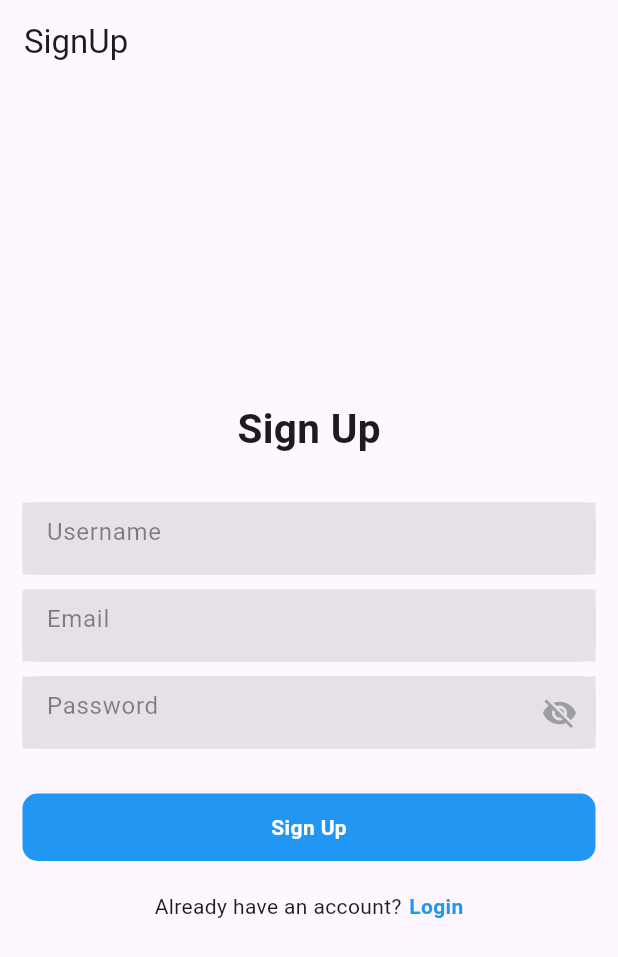
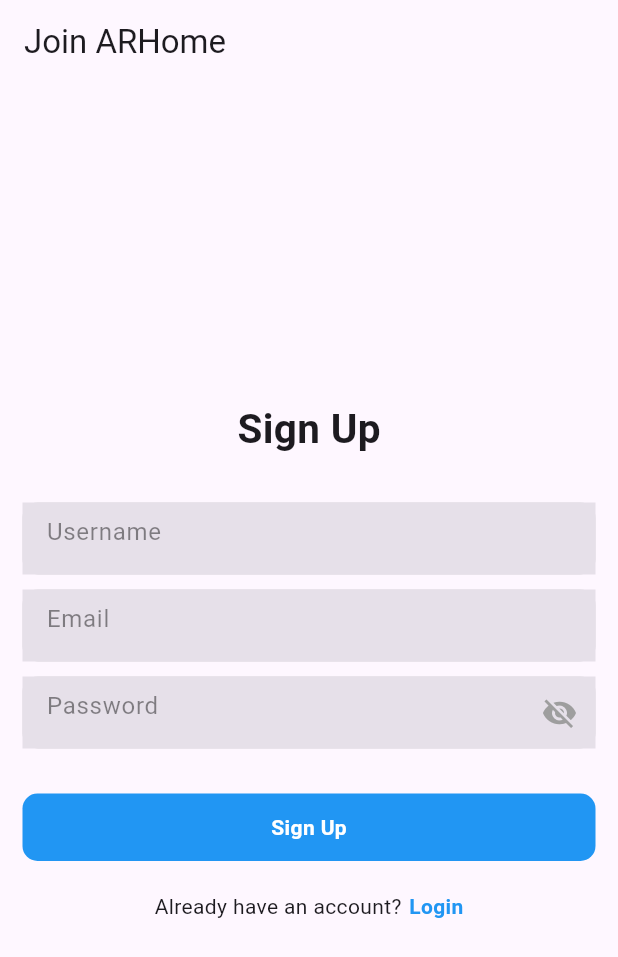
Before and after one commit to AR-Home-arquitectura/mobile, a Flutter app: the screen it shows after launch, after a tap on "Sign Up", on a phone screen of 412 x 824 dp. Shown: the top 957 px of the screen. Run offline on Flutter 3.47's test engine with Material 2 defaults, Android fonts, the phone set to English and light mode, and no system bars; our stand-ins replace animate_do, cloud_firestore, firebase_auth, firebase_core, firebase_storage, fluttertoast and 4 more; missing offline and left inert: augmented_reality_plugin, dart:ffi; accounts and stored records are empty; network calls fail.

Commit message:
Minimal Style Changes
Style changes

```diff
--- a/lib/pages/login.page.dart
+++ b/lib/pages/login.page.dart
@@ -42,7 +42,7 @@ class _LoginPageState extends State<LoginPage> {
     return Scaffold(
       appBar: AppBar(
         automaticallyImplyLeading: false,
-        title: const Text("Login"),
+        title: const Text("ARHome"),
       ),
       body: Center(
         child: Padding(
--- a/lib/pages/sign-up.page.dart
+++ b/lib/pages/sign-up.page.dart
@@ -40,7 +40,7 @@ class _SignUpPageState extends State<SignUpPage> {
     return Scaffold(
       appBar: AppBar(
         automaticallyImplyLeading: false,
-        title: Text("SignUp"),
+        title: Text("Join ARHome"),
       ),
       body: Center(
         child: Padding(
--- a/lib/pages/splash.page.dart
+++ b/lib/pages/splash.page.dart
@@ -27,7 +27,7 @@ class _SplashScreenState extends State<SplashScreen> {
     return Scaffold(
       body: Center(
         child: Text(
-          "Welcome To Flutter Firebase",
+          "Welcome To ARHome",
           style: TextStyle(
             color: Colors.blue,
             fontWeight: FontWeight.bold,
```
